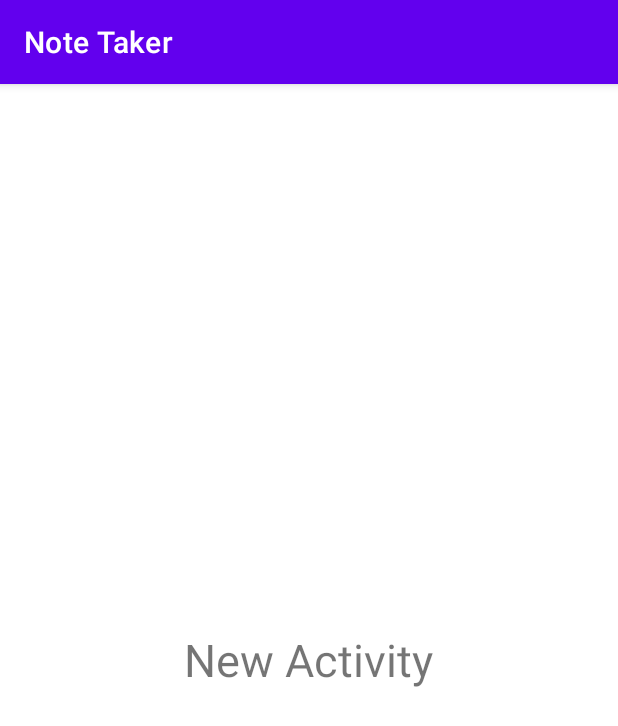
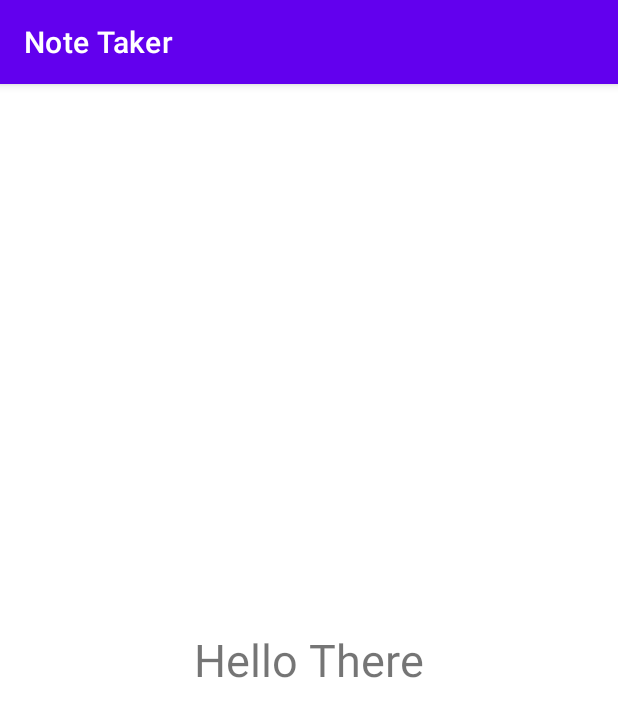
Before and after one commit to areeba184/Note-Taker, an Android app: the NewActivity screen opened directly, with no data from a screen before it, on a phone screen of 412 x 824 dp. Shown: the top 726 px of the screen. Run offline under Robolectric (Android 15) with nearby library versions, the phone set to English and light mode, and no system bars.

Commit message:
change strings.xml

```diff
--- a/app/src/main/res/values/strings.xml
+++ b/app/src/main/res/values/strings.xml
@@ -3,7 +3,7 @@
     <string name="hello_areeba">Hello Areeba!</string>
     <string name="what_s_up">What\'s up</string>
     <string name="click_me">click me</string>
-    <string name="new_activity">New Activity</string>
+    <string name="new_activity">Hello There</string>
     <string name="enter_username">Enter Username</string>
     <string name="enter_password">Enter Password</string>
 
```
